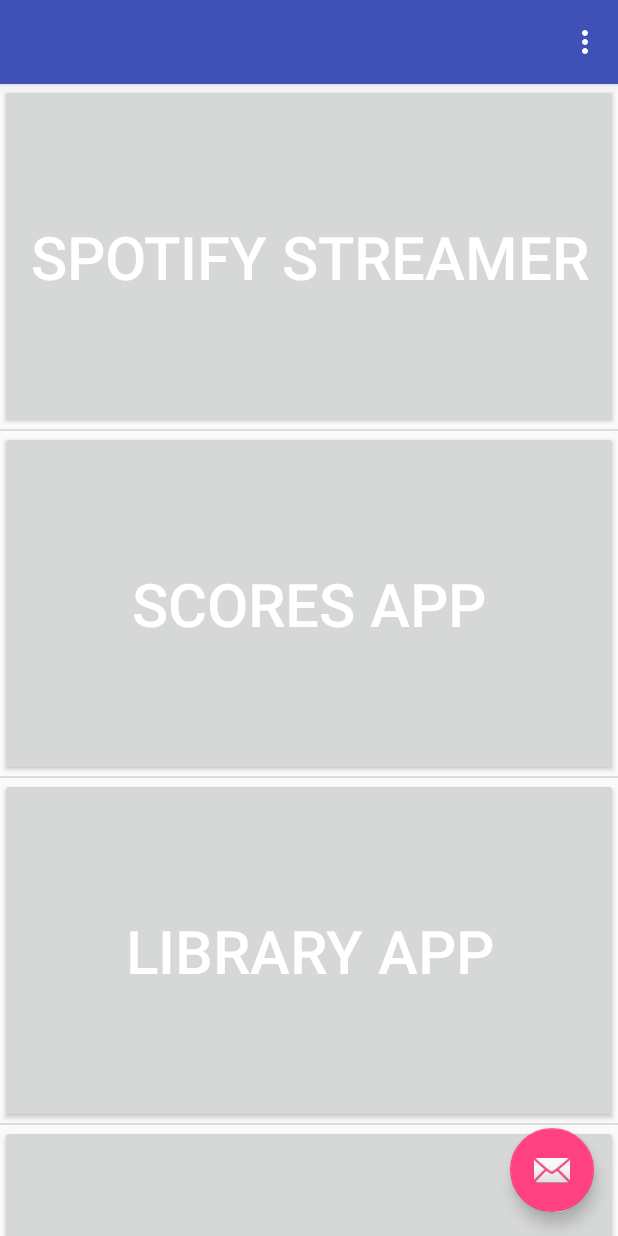
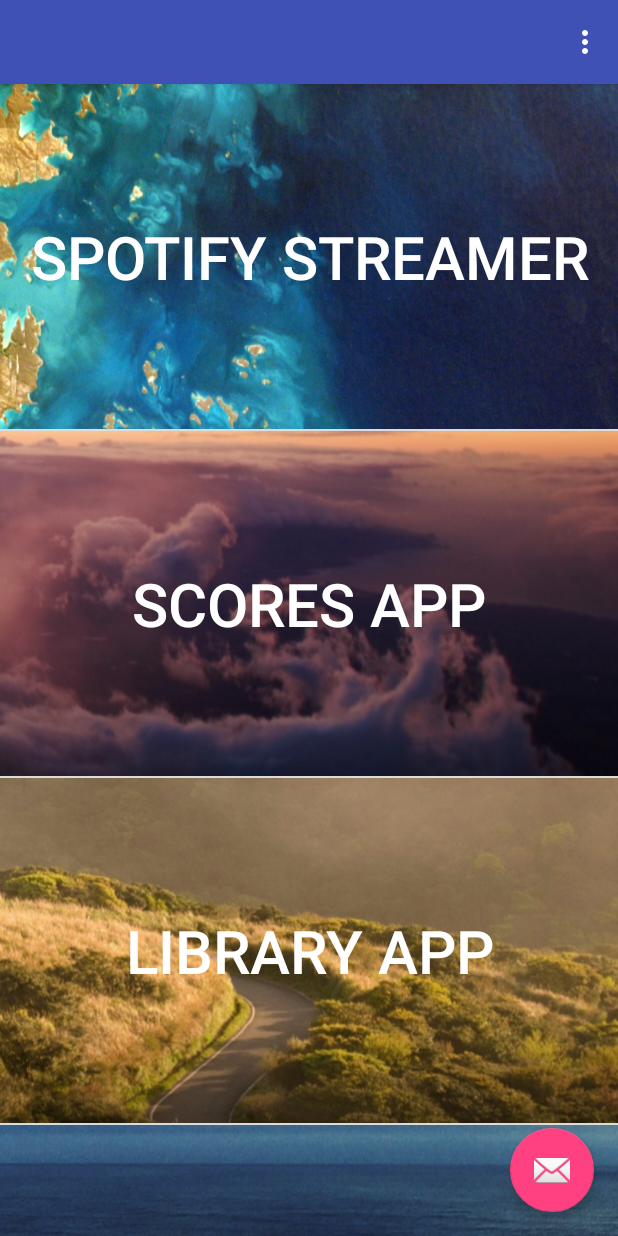
Before and after one commit to rohitrp/Portfolio-app, an Android app: the screen it shows after launch (MainActivity), on a phone screen of 412 x 824 dp. Run offline under Robolectric (Android 15) with nearby library versions, the phone set to English and light mode, and no system bars.

Commit message:
feat: Use custom adapter to display different background images in different buttons

```diff
--- /dev/null
+++ b/app/src/main/java/io/github/rohitrp/portfolio/CustomAdapter.java
@@ -0,0 +1,38 @@
+package io.github.rohitrp.portfolio;
+
+import android.app.Activity;
+import android.view.LayoutInflater;
+import android.view.View;
+import android.view.ViewGroup;
+import android.widget.ArrayAdapter;
+import android.widget.Button;
+
+/**
+ * Created by Rohit on 10-02-2016.
+ */
+public class CustomAdapter extends ArrayAdapter<String> {
+
+    private final Activity context;
+    private final String[] appsName;
+    private final Integer[] imgIds;
+
+    public CustomAdapter(Activity context, String[] appsName, Integer[] imgIds) {
+        super(context, R.layout.app_list, appsName);
+
+        this.context = context;
+        this.appsName = appsName;
+        this.imgIds = imgIds;
+    }
+
+    @Override
+    public View getView(int position, View view, ViewGroup parent) {
+        LayoutInflater inflater = context.getLayoutInflater();
+        View rowView = inflater.inflate(R.layout.app_list, null, true);
+
+        Button button = (Button) rowView.findViewById(R.id.app_list_button);
+        button.setText(appsName[position]);
+        button.setBackgroundResource(imgIds[position]);
+
+        return rowView;
+    }
+}
--- a/app/src/main/java/io/github/rohitrp/portfolio/MainActivityFragment.java
+++ b/app/src/main/java/io/github/rohitrp/portfolio/MainActivityFragment.java
@@ -8,18 +8,29 @@ import android.view.LayoutInflater;
 import android.view.View;
 import android.view.ViewGroup;
 import android.widget.AdapterView;
-import android.widget.ArrayAdapter;
 import android.widget.ListView;
 import android.widget.Toast;
-
-import java.util.ArrayList;
-import java.util.Arrays;
-import java.util.List;
 
 /**
  * A placeholder fragment containing a simple view.
  */
 public class MainActivityFragment extends Fragment {
+
+    private String[] appsName = {
+            "Spotify Streamer",
+            "Scores App",
+            "Library App",
+            "Build It Bigger",
+            "XYZ Reader",
+            "Capstone: My Own App"};
+
+    private Integer[] imgIds = {
+            R.drawable.pic,
+            R.drawable.pic1,
+            R.drawable.pic2,
+            R.drawable.pic3,
+            R.drawable.pic4,
+            R.drawable.pic5 };
 
     public MainActivityFragment() {
     }
@@ -29,22 +40,10 @@ public class MainActivityFragment extends Fragment {
                              Bundle savedInstanceState) {
         View rootView = inflater.inflate(R.layout.fragment_main, container, false);
 
-        final String[] appsName = {
-                "Spotify Streamer",
-                "Scores App",
-                "Library App",
-                "Build It Bigger",
-                "XYZ Reader",
-                "Capstone: My Own App"};
-
-        List<String> appsNameList = new ArrayList<String>(
-                Arrays.asList(appsName));
-
-        ArrayAdapter<String> appsAdapter = new ArrayAdapter<String>(
-                this.getContext(),
-                R.layout.app_list,
-                R.id.app_list_button,
-                appsNameList);
+        CustomAdapter appsAdapter = new CustomAdapter(
+                this.getActivity(),
+                appsName,
+                imgIds);
 
         ListView listView = (ListView) rootView.findViewById(R.id.apps_listview);
         listView.setAdapter(appsAdapter);
```
Also changed, not shown: app/src/main/res/drawable/pic.PNG (added), app/src/main/res/drawable/pic1.PNG (added), app/src/main/res/drawable/pic2.PNG (added), app/src/main/res/drawable/pic3.PNG (added), app/src/main/res/drawable/pic4.PNG (added), app/src/main/res/drawable/pic5.PNG (added).
